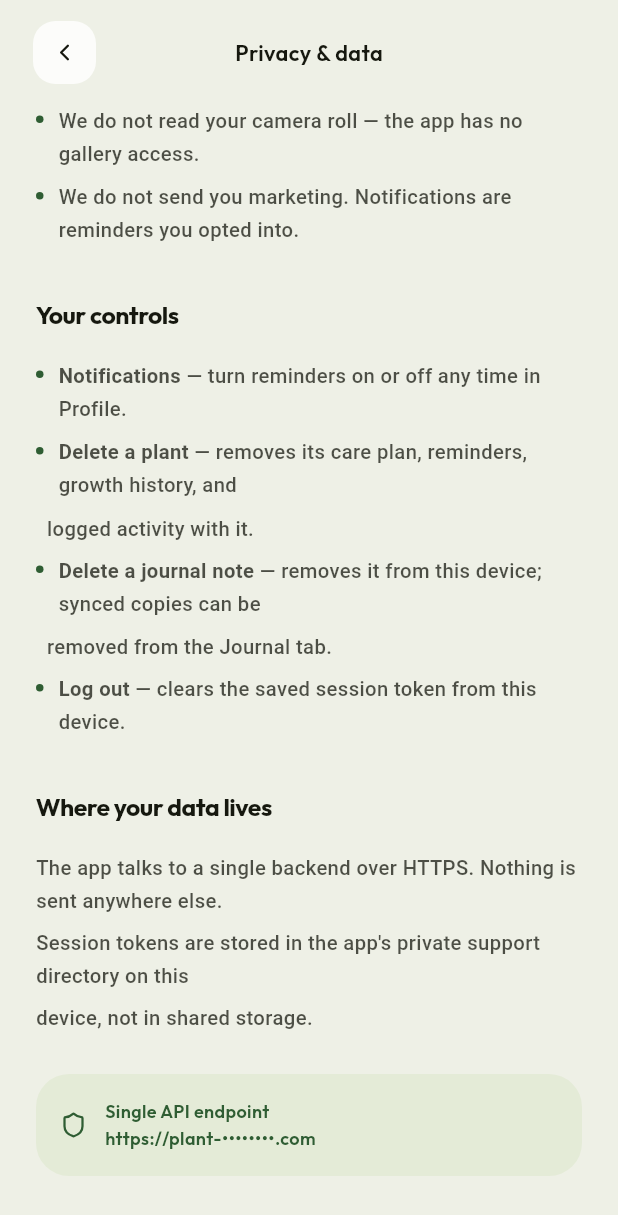
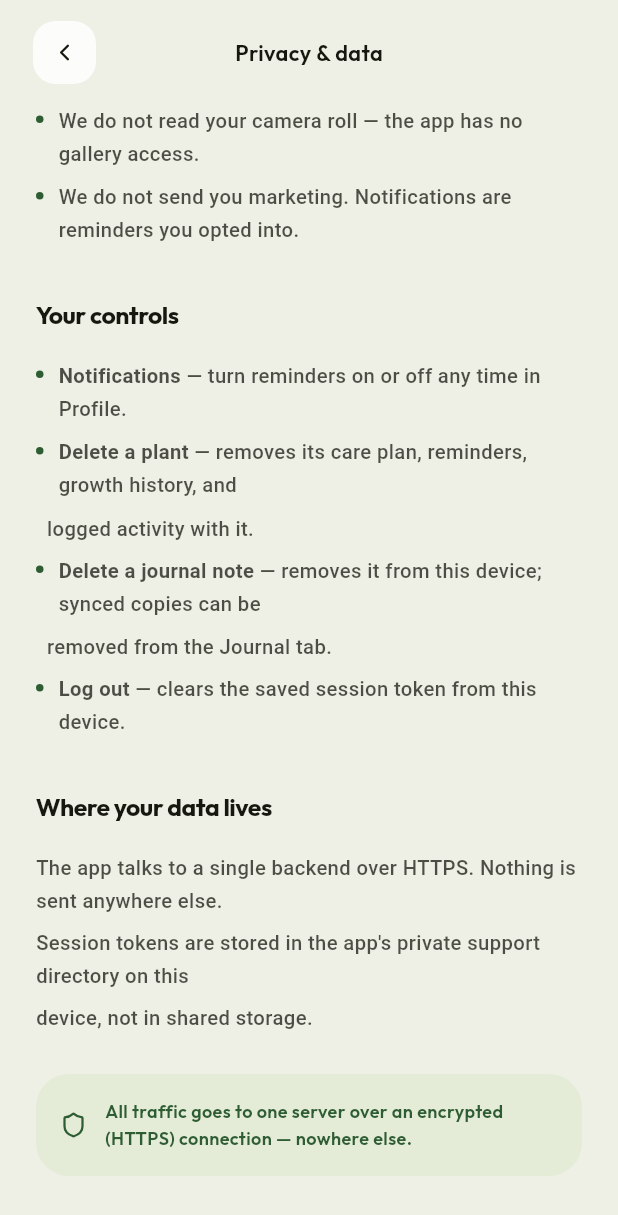
Before and after one commit to Natnsis/plant_pal_app, a Flutter app: the PrivacyScreen screen opened directly, scrolled down 815 dp, on a phone screen of 412 x 824 dp. Shown: the top 1215 px of the screen. Run offline on Flutter 3.47's test engine with Material 3 defaults, Android fonts, the phone set to English and light mode, and no system bars; our stand-ins replace lucide_icons_flutter; accounts and stored records are empty.

Commit message:
profile image fix

```diff
--- a/lib/api/plantpal_api.dart
+++ b/lib/api/plantpal_api.dart
@@ -86,6 +86,7 @@ class PlantPalApi {
           {String filename = 'avatar.jpg'}) async =>
       UserProfile.fromJson(await _c.uploadMultipart<Map<String, dynamic>>(
         '/users/me/avatar',
+        method: 'PUT', // route is PUT-only; a POST 404s on gorilla/mux
         imageBytes: bytes,
         filename: filename,
       ));
--- a/lib/screens/privacy_screen.dart
+++ b/lib/screens/privacy_screen.dart
@@ -1,24 +1,12 @@
 import 'package:flutter/material.dart';
 import 'package:lucide_icons_flutter/lucide_icons.dart';
 
-import '../api/api_client.dart';
 import '../theme/pp_theme.dart';
 import '../widgets/pp_common.dart';
 import '../widgets/simple_markdown.dart';
 
 class PrivacyScreen extends StatelessWidget {
   const PrivacyScreen({super.key});
-
-  /// Show the scheme + host head and tail, mask the middle — enough to
-  /// reassure "one server, over HTTPS" without publishing the full origin.
-  static String _maskUrl(String url) {
-    final noScheme = url.replaceFirst(RegExp(r'^https?://'), '');
-    final scheme = url.startsWith('https') ? 'https://' : 'http://';
-    if (noScheme.length <= 10) return '$scheme$noScheme';
-    final head = noScheme.substring(0, 6);
-    final tail = noScheme.substring(noScheme.length - 4);
-    return '$scheme$head${'•' * 8}$tail';
-  }
 
   static const _doc = '''
 # Privacy & data
@@ -107,7 +95,9 @@ device, not in shared storage.
                             size: 18, color: PP.forest),
                         const SizedBox(width: 12),
                         Expanded(
-                          child: Text('Single API endpoint\n${_maskUrl(kPlantPalBaseUrl)}',
+                          child: Text(
+                              'All traffic goes to one server over an encrypted '
+                              '(HTTPS) connection — nowhere else.',
                               style: const TextStyle(
                                   fontSize: 12,
                                   height: 1.5,
--- a/lib/screens/scan_screen.dart
+++ b/lib/screens/scan_screen.dart
@@ -77,6 +77,12 @@ class _ScanScreenState extends State<ScanScreen>
 
       final result = await _api.scan(bytes);
       if (!mounted) return;
+      if (result.notAPlant) {
+        setState(() => _retakeHint =
+            "That doesn't look like a plant. Point the camera at a plant and "
+            'fill the frame with it.');
+        return;
+      }
       if (result.retake) {
         setState(() => _retakeHint =
             "Couldn't confidently identify that${result.confidencePercent > 0 ? ' (${result.confidencePercent}% match)' : ''}. "
```
Also changed, not shown: lib/api/api_client.dart (+24 -15 lines), lib/api/api_exception.dart (+15 -5 lines), lib/models/models.dart (+9 -2 lines), 2 other files.
